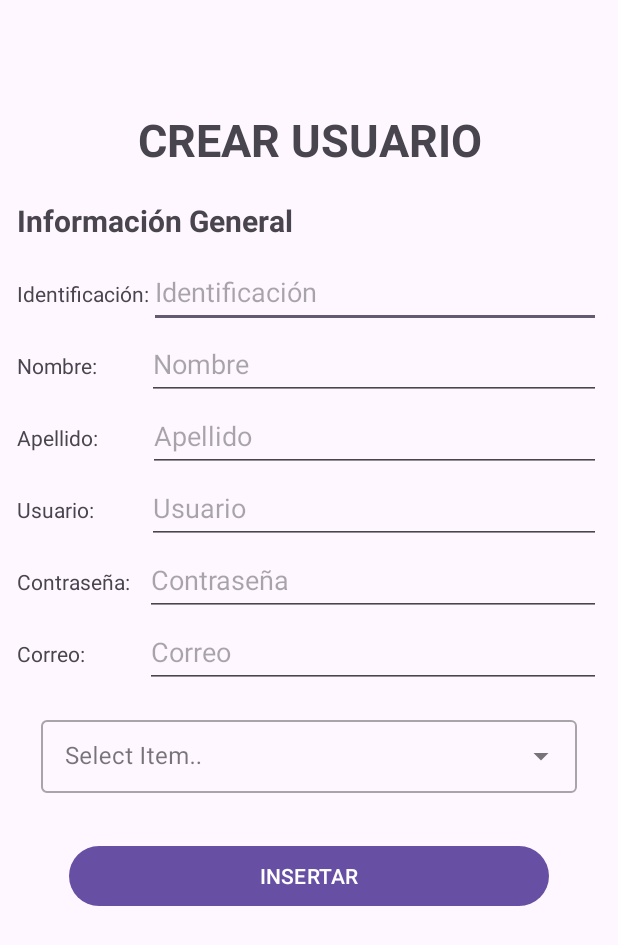
After one commit to kdgarzon/ZOOLOGICSANDROIDSTUDIO, an Android app: the CrearUsuario screen opened directly, with no data from a screen before it, on a phone screen of 412 x 824 dp. The commit adds this screen. Shown: the top 945 px of the screen. Run offline under Robolectric (Android 15) with nearby library versions, the phone set to English and light mode, and no system bars; our stand-ins replace Firebase (no records; nobody signed in at launch, a user with empty details on screens opened directly).

Commit message:
Creación pestaña para crear usuarios

```diff
--- a/app/src/main/AndroidManifest.xml
+++ b/app/src/main/AndroidManifest.xml
@@ -12,6 +12,9 @@
         android:supportsRtl="true"
         android:theme="@style/Theme.ZOOLOGICSAPP"
         tools:targetApi="31">
+        <activity
+            android:name=".CrearUsuario"
+            android:exported="false" />
         <activity
             android:name=".RegistroActivity"
             android:exported="false" />
--- /dev/null
+++ b/app/src/main/java/com/dev/zoologicsapp/CrearUsuario.kt
@@ -0,0 +1,55 @@
+package com.dev.zoologicsapp
+
+import android.os.Bundle
+import android.widget.AdapterView
+import android.widget.ArrayAdapter
+import android.widget.AutoCompleteTextView
+import android.widget.Toast
+import androidx.activity.enableEdgeToEdge
+import androidx.appcompat.app.AppCompatActivity
+import com.google.firebase.firestore.FirebaseFirestore
+import com.google.firebase.firestore.ktx.firestore
+import com.google.firebase.ktx.Firebase
+
+class CrearUsuario : AppCompatActivity() {
+
+    private lateinit var autoCompleteTextView: AutoCompleteTextView
+    private lateinit var adapterItems: ArrayAdapter<String>
+
+
+    override fun onCreate(savedInstanceState: Bundle?) {
+        super.onCreate(savedInstanceState)
+        enableEdgeToEdge()
+        setContentView(R.layout.activity_crear_usuario)
+
+        autoCompleteTextView = findViewById(R.id.autoCompleteList)
+        fetchRolesFromFirestore()
+
+
+    }
+
+    private fun fetchRolesFromFirestore() {
+        val db: FirebaseFirestore = Firebase.firestore
+        val roleList = ArrayList<String>()
+
+        db.collection("roles")
+            .get()
+            .addOnSuccessListener { documents ->
+                for (document in documents) {
+                    val rol = document.getString("rol")
+                    rol?.let { roleList.add(it) }
+                }
+
+                adapterItems = ArrayAdapter(this, R.layout.lista_roles, roleList)
+                autoCompleteTextView.setAdapter(adapterItems)
+                autoCompleteTextView.setOnItemClickListener(AdapterView.OnItemClickListener{ parent, view, position, id ->
+                    val selectedItem = parent.getItemAtPosition(position).toString()
+                    val message = "Item seleccionado: $selectedItem"
+                    Toast.makeText(this@CrearUsuario, message, Toast.LENGTH_SHORT).show()
+                })
+            }
+            .addOnFailureListener { exception ->
+                println("Error al traer los elementos de la colección: $exception")
+            }
+    }
+}
--- a/app/src/main/java/com/dev/zoologicsapp/MainActivity.kt
+++ b/app/src/main/java/com/dev/zoologicsapp/MainActivity.kt
@@ -14,6 +14,7 @@ import com.google.firebase.firestore.FirebaseFirestore
 class MainActivity : AppCompatActivity() {
 
     private lateinit var btnCerrar: Button
+    private lateinit var btnCrear: Button
     private lateinit var mFirestore: FirebaseFirestore
     private lateinit var mAuth: FirebaseAuth
 
@@ -28,9 +29,14 @@ class MainActivity : AppCompatActivity() {
         mAuth = FirebaseAuth.getInstance()
 
         btnCerrar = findViewById(R.id.btnCerrarSesion)
+        btnCrear = findViewById(R.id.btnAuxCrearUsuario)
 
         btnCerrar.setOnClickListener{
             cerrar()
+        }
+
+        btnCrear.setOnClickListener{
+            redirigir()
         }
 
         ViewCompat.setOnApplyWindowInsetsListener(findViewById(R.id.main)) { v, insets ->
@@ -38,6 +44,11 @@ class MainActivity : AppCompatActivity() {
             v.setPadding(systemBars.left, systemBars.top, systemBars.right, systemBars.bottom)
             insets
         }
+    }
+
+    private fun redirigir() {
+        finish()
+        startActivity(Intent(this@MainActivity, CrearUsuario::class.java))
     }
 
     private fun cerrar() {
--- /dev/null
+++ b/app/src/main/java/com/dev/zoologicsapp/Roles.kt
@@ -0,0 +1,6 @@
+package com.dev.zoologicsapp
+
+data class Roles(
+    val id: String = "",
+    val rol: String = ""
+)
--- /dev/null
+++ b/app/src/main/res/layout/activity_crear_usuario.xml
@@ -0,0 +1,204 @@
+<?xml version="1.0" encoding="utf-8"?>
+<androidx.constraintlayout.widget.ConstraintLayout xmlns:android="http://schemas.android.com/apk/res/android"
+    xmlns:app="http://schemas.android.com/apk/res-auto"
+    xmlns:tools="http://schemas.android.com/tools"
+    android:id="@+id/main"
+    android:layout_width="match_parent"
+    android:layout_height="match_parent"
+    tools:context=".CrearUsuario">
+
+    <LinearLayout
+        android:layout_width="389dp"
+        android:layout_height="709dp"
+        android:layout_marginStart="10dp"
+        android:layout_marginTop="10dp"
+        android:layout_marginEnd="10dp"
+        android:orientation="vertical"
+        app:layout_constraintBottom_toBottomOf="parent"
+        app:layout_constraintEnd_toEndOf="parent"
+        app:layout_constraintStart_toStartOf="parent"
+        app:layout_constraintTop_toTopOf="parent"
+        tools:ignore="TextSizeCheck">
+
+        <TextView
+            android:id="@+id/textViewTitCrearUsuario"
+            android:layout_width="match_parent"
+            android:layout_height="wrap_content"
+            android:layout_marginTop="10dp"
+            android:text="@string/titCrearUsuario"
+            android:textAlignment="center"
+            android:textSize="30sp"
+            android:textStyle="bold" />
+
+        <TextView
+            android:id="@+id/textViewSubInfo"
+            android:layout_width="match_parent"
+            android:layout_height="wrap_content"
+            android:layout_marginTop="20dp"
+            android:layout_marginBottom="10dp"
+            android:text="@string/subInformacion"
+            android:textSize="20sp"
+            android:textStyle="bold" />
+
+        <LinearLayout
+            android:layout_width="match_parent"
+            android:layout_height="wrap_content"
+            android:orientation="horizontal">
+
+            <TextView
+                android:id="@+id/textViewNumIdent"
+                android:layout_width="wrap_content"
+                android:layout_height="wrap_content"
+                android:text="@string/identificacion" />
+
+            <EditText
+                android:id="@+id/editTextNumIdent"
+                android:layout_width="0dp"
+                android:layout_height="48dp"
+                android:layout_weight="1"
+                android:autofillHints="Identificacion"
+                android:ems="10"
+                android:hint="@string/hintidentificacion"
+                android:inputType="number" />
+        </LinearLayout>
+
+        <LinearLayout
+            android:layout_width="match_parent"
+            android:layout_height="wrap_content"
+            android:orientation="horizontal">
+
+            <TextView
+                android:id="@+id/textViewNombre"
+                android:layout_width="wrap_content"
+                android:layout_height="wrap_content"
+                android:layout_marginEnd="33dp"
+                android:text="@string/nombre" />
+
+            <EditText
+                android:id="@+id/editTextNombre"
+                android:layout_width="0dp"
+                android:layout_height="48dp"
+                android:layout_weight="1"
+                android:autofillHints="Nombre"
+                android:ems="10"
+                android:hint="@string/hintnombre"
+                android:inputType="text" />
+        </LinearLayout>
+
+        <LinearLayout
+            android:layout_width="match_parent"
+            android:layout_height="wrap_content"
+            android:orientation="horizontal">
+
+            <TextView
+                android:id="@+id/textViewApellido"
+                android:layout_width="wrap_content"
+                android:layout_height="wrap_content"
+                android:layout_marginEnd="33dp"
+                android:text="@string/apellido" />
+
+            <EditText
+                android:id="@+id/editTextApellido"
+                android:layout_width="0dp"
+                android:layout_height="48dp"
+                android:layout_weight="1"
+                android:autofillHints="Apellido"
+                android:ems="10"
+                android:hint="@string/hintapellido"
+                android:inputType="text" />
+        </LinearLayout>
+
+        <LinearLayout
+            android:layout_width="match_parent"
+            android:layout_height="wrap_content"
+            android:orientation="horizontal">
+
+            <TextView
+                android:id="@+id/textViewUsername"
+                android:layout_width="wrap_content"
+                android:layout_height="wrap_content"
+                android:layout_marginEnd="35dp"
+                android:text="@string/usuario" />
+
+            <EditText
+                android:id="@+id/editTextUsername"
+                android:layout_width="0dp"
+                android:layout_height="48dp"
+                android:layout_weight="1"
+                android:autofillHints="Nombre de usuario"
+                android:ems="10"
+                android:hint="@string/hintusuario"
+                android:inputType="text" />
+        </LinearLayout>
+
+        <LinearLayout
+            android:layout_width="match_parent"
+            android:layout_height="wrap_content"
+            android:orientation="horizontal">
+
+            <TextView
+                android:id="@+id/textViewContraseña"
+                android:layout_width="wrap_content"
+                android:layout_height="wrap_content"
+                android:layout_marginEnd="10dp"
+                android:text="@string/contraseña" />
+
+            <EditText
+                android:id="@+id/editTextContra"
+                android:layout_width="match_parent"
+                android:layout_height="48dp"
+                android:autofillHints="Contraseña"
+                android:ems="10"
+                android:hint="@string/hintcontraseña"
+                android:inputType="textPassword" />
+        </LinearLayout>
+
+        <LinearLayout
+            android:layout_width="match_parent"
+            android:layout_height="wrap_content"
+            android:orientation="horizontal">
+
+            <TextView
+                android:id="@+id/textViewCorreo"
+                android:layout_width="wrap_content"
+                android:layout_height="wrap_content"
+                android:layout_marginEnd="40dp"
+                android:text="@string/correo" />
+
+            <EditText
+                android:id="@+id/editTextEmail"
+                android:layout_width="match_parent"
+                android:layout_height="48dp"
+                android:autofillHints="Correo electrónico"
+                android:ems="10"
+                android:hint="@string/hintcorreo"
+                android:inputType="textEmailAddress" />
+        </LinearLayout>
+
+        <com.google.android.material.textfield.TextInputLayout
+            android:layout_width="match_parent"
+            android:layout_height="wrap_content"
+            android:layout_margin="16dp"
+            android:hint="@string/context"
+            style="@style/Widget.MaterialComponents.TextInputLayout.OutlinedBox.Dense.ExposedDropdownMenu">
+
+            <AutoCompleteTextView
+                android:id="@+id/autoCompleteList"
+                android:layout_width="match_parent"
+                android:layout_height="wrap_content"
+                android:inputType="none" />
+
+        </com.google.android.material.textfield.TextInputLayout>
+
+        <Button
+            android:id="@+id/btnCrear"
+            android:layout_width="320dp"
+            android:layout_height="48dp"
+            android:layout_gravity="center_horizontal"
+            android:layout_marginTop="15dp"
+            android:text="@string/btnInsertarUsuario" />
+    </LinearLayout>
+
+
+
+</androidx.constraintlayout.widget.ConstraintLayout>
--- a/app/src/main/res/layout/activity_main.xml
+++ b/app/src/main/res/layout/activity_main.xml
@@ -19,6 +19,13 @@
             android:text="@string/btnCerrar"
             android:layout_gravity="center_horizontal"
             android:layout_marginTop="20dp"/>
+        <Button
+            android:id="@+id/btnAuxCrearUsuario"
+            android:layout_width="320dp"
+            android:layout_height="48dp"
+            android:text="@string/btnCrear"
+            android:layout_gravity="center_horizontal"
+            android:layout_marginTop="20dp"/>
     </LinearLayout>
 
 </androidx.constraintlayout.widget.ConstraintLayout>
--- a/app/src/main/res/layout/activity_registro.xml
+++ b/app/src/main/res/layout/activity_registro.xml
@@ -18,7 +18,8 @@
         app:layout_constraintBottom_toBottomOf="parent"
         app:layout_constraintEnd_toEndOf="parent"
         app:layout_constraintStart_toStartOf="parent"
-        app:layout_constraintTop_toTopOf="parent">
+        app:layout_constraintTop_toTopOf="parent"
+        tools:ignore="TextSizeCheck">
 
         <LinearLayout
             android:layout_width="match_parent"
@@ -29,12 +30,11 @@
                 android:id="@+id/RegistroUsuario"
                 android:layout_width="match_parent"
                 android:layout_height="wrap_content"
+                android:layout_marginBottom="30dp"
                 android:text="@string/registro_usuario"
                 android:textAlignment="center"
                 android:textSize="30sp"
-                android:textStyle="bold"
-                android:layout_marginBottom="30dp"
-                />
+                android:textStyle="bold" />
 
             <LinearLayout
                 android:layout_width="match_parent"
@@ -53,10 +53,10 @@
                     android:layout_width="0dp"
                     android:layout_height="48dp"
                     android:layout_weight="1"
+                    android:autofillHints="Identificacion"
                     android:ems="10"
                     android:hint="@string/hintidentificacion"
-                    android:inputType="number"
-                    android:autofillHints="Identificacion"/>
+                    android:inputType="number" />
             </LinearLayout>
 
             <LinearLayout
@@ -76,11 +76,12 @@
                     android:layout_width="wrap_content"
                     android:layout_height="48dp"
                     android:layout_weight="1"
+                    android:autofillHints="Nombre"
                     android:ems="10"
                     android:hint="@string/hintnombre"
-                    android:inputType="text"
-                    android:autofillHints="Nombre"/>
+                    android:inputType="text" />
             </LinearLayout>
+
             <LinearLayout
                 android:layout_width="match_parent"
                 android:layout_height="match_parent"
@@ -98,11 +99,12 @@
                     android:layout_width="wrap_content"
                     android:layout_height="48dp"
                     android:layout_weight="1"
+                    android:autofillHints="Apellido"
                     android:ems="10"
                     android:hint="@string/hintapellido"
-                    android:inputType="text"
-                    android:autofillHints="Apellido"/>
+                    android:inputType="text" />
             </LinearLayout>
+
             <LinearLayout
                 android:layout_width="match_parent"
                 android:layout_height="match_parent"
@@ -120,11 +122,12 @@
                     android:layout_width="0dp"
                     android:layout_height="48dp"
                     android:layout_weight="1"
+                    android:autofillHints="Correo electrónico"
                     android:ems="10"
                     android:hint="@string/hintcorreo"
-                    android:inputType="textEmailAddress"
-                    android:autofillHints="Correo electrónico"/>
+                    android:inputType="textEmailAddress" />
             </LinearLayout>
+
             <LinearLayout
                 android:layout_width="match_parent"
                 android:layout_height="match_parent"
@@ -142,11 +145,12 @@
                     android:layout_width="0dp"
                     android:layout_height="48dp"
                     android:layout_weight="1"
+                    android:autofillHints="Nombre de usuario"
                     android:ems="10"
                     android:hint="@string/hintusuario"
-                    android:inputType="text"
-                    android:autofillHints="Nombre de usuario"/>
+                    android:inputType="text" />
             </LinearLayout>
+
             <LinearLayout
                 android:layout_width="match_parent"
                 android:layout_height="match_parent"
@@ -164,10 +168,10 @@
                     android:layout_width="0dp"
                     android:layout_height="48dp"
                     android:layout_weight="1"
+                    android:autofillHints="Contraseña"
                     android:ems="10"
                     android:hint="@string/hintcontraseña"
-                    android:inputType="textPassword"
-                    android:autofillHints="Contraseña"/>
+                    android:inputType="textPassword" />
             </LinearLayout>
 
         </LinearLayout>
@@ -176,18 +180,18 @@
             android:id="@+id/btnRegistrar"
             android:layout_width="320dp"
             android:layout_height="wrap_content"
+            android:layout_gravity="center_horizontal"
             android:layout_marginTop="20dp"
-            android:layout_gravity="center_horizontal"
             android:text="@string/registrar" />
 
         <TextView
             android:id="@+id/textYaHayCuenta"
             android:layout_width="match_parent"
             android:layout_height="wrap_content"
+            android:layout_marginTop="10dp"
+            android:layout_marginBottom="10dp"
             android:text="@string/ya_hay_cuenta"
-            android:textAlignment="center"
-            android:layout_marginTop="10dp"
-            android:layout_marginBottom="10dp"/>
+            android:textAlignment="center" />
 
         <Button
             android:id="@+id/btnIngresar"
--- /dev/null
+++ b/app/src/main/res/layout/lista_roles.xml
@@ -0,0 +1,10 @@
+<?xml version="1.0" encoding="utf-8"?>
+<TextView xmlns:android="http://schemas.android.com/apk/res/android"
+    android:layout_width="match_parent"
+    android:layout_height="match_parent"
+    android:padding="16dp"
+    android:ellipsize="end"
+    android:maxLines="1"
+    android:textAppearance="?attr/textAppearanceSubtitle1">
+
+</TextView>
--- a/app/src/main/res/values/strings.xml
+++ b/app/src/main/res/values/strings.xml
@@ -33,7 +33,20 @@
     <string name="no_tener_cuenta">¿Aún no tienes cuenta?</string>
     <string name="btn_registrarse">REGISTRARSE</string>
 
-    //BOTON CERRAR SESION
+    //BOTONES
 
     <string name="btnCerrar">CERRAR SESION</string>
+    <string name="btnCrear">CREAR USUARIO</string>
+    <string name="btnInsertarUsuario">INSERTAR</string>
+
+    //TITULOS PESTAÑAS
+
+    <string name="titCrearUsuario">CREAR USUARIO</string>
+    <string name="subInformacion">Información General</string>
+
+    //LISTAS DESPLEGABLES
+
+    <string name="context">Select Item..</string>
+    <string name="description_autocomplete">Lista de roles</string>
+
 </resources>
```
